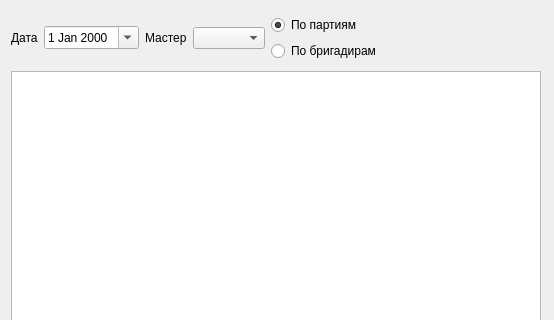
Sergeyego/el_prod, file dialogpackload/dialogpackload.ui: the form before one commit; both pictures show x 0 to 554 and y 0 to 320 of the 554 by 871 pixel window.
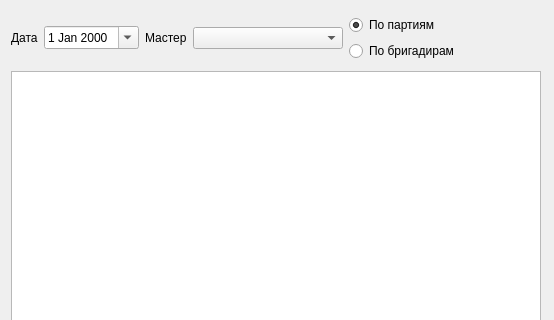
The form after the commit.

```diff
--- a/dialogpackload/dialogpackload.ui
+++ b/dialogpackload/dialogpackload.ui
@@ -38,7 +38,14 @@
       </widget>
      </item>
      <item>
-      <widget class="QComboBox" name="comboBoxMaster"/>
+      <widget class="QComboBox" name="comboBoxMaster">
+       <property name="minimumSize">
+        <size>
+         <width>150</width>
+         <height>0</height>
+        </size>
+       </property>
+      </widget>
      </item>
      <item>
       <layout class="QVBoxLayout" name="verticalLayout">
```
